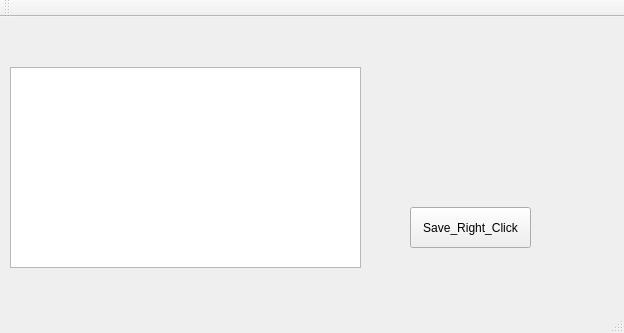
First picture: the form in Labeling_IDE/mainwindow.ui, repository Amyy/Labeling_GUI, before the edit.
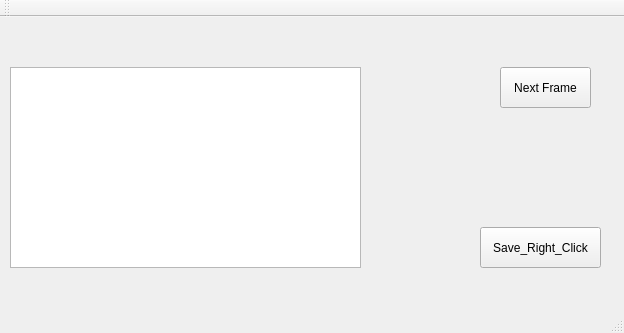
Second picture: the form after the edit.

Commit message: added new button for next frame

Diff of the .ui file:
```diff
--- a/Labeling_IDE/mainwindow.ui
+++ b/Labeling_IDE/mainwindow.ui
@@ -27,8 +27,8 @@
    <widget class="QPushButton" name="pushButton">
     <property name="geometry">
      <rect>
-      <x>410</x>
-      <y>190</y>
+      <x>480</x>
+      <y>210</y>
       <width>121</width>
       <height>41</height>
      </rect>
@@ -37,6 +37,19 @@
      <string>Save_Right_Click</string>
     </property>
    </widget>
+   <widget class="QPushButton" name="nextFrameButton">
+    <property name="geometry">
+     <rect>
+      <x>500</x>
+      <y>50</y>
+      <width>91</width>
+      <height>41</height>
+     </rect>
+    </property>
+    <property name="text">
+     <string>Next Frame</string>
+    </property>
+   </widget>
   </widget>
   <widget class="QMenuBar" name="menuBar">
    <property name="geometry">
```
